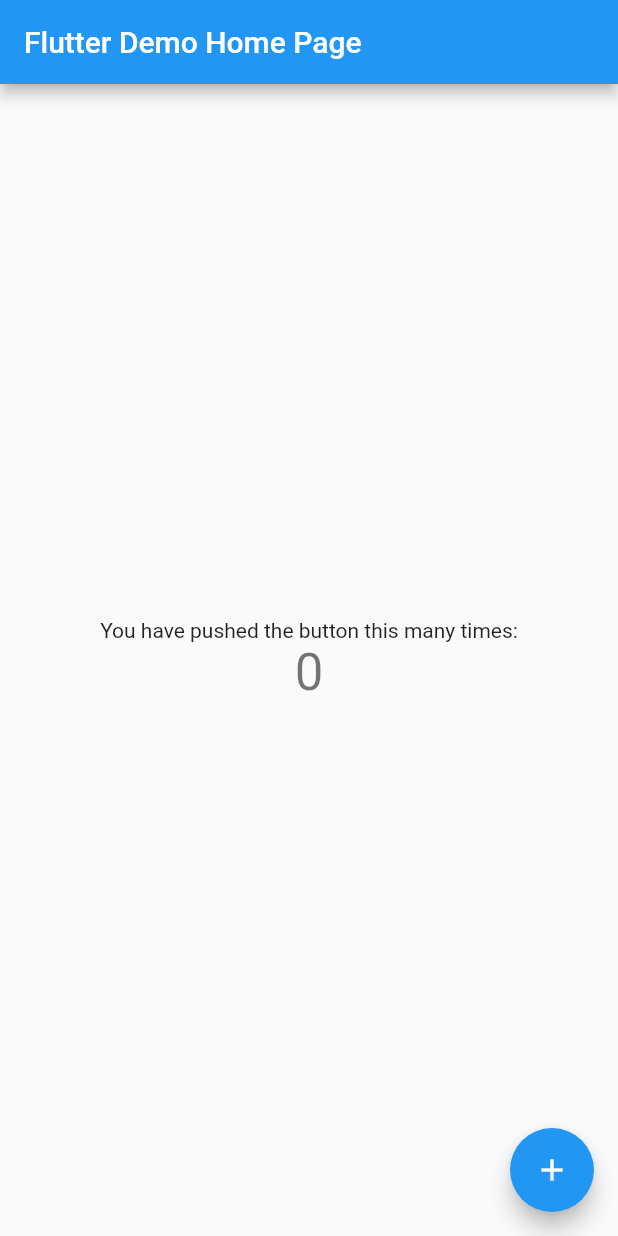
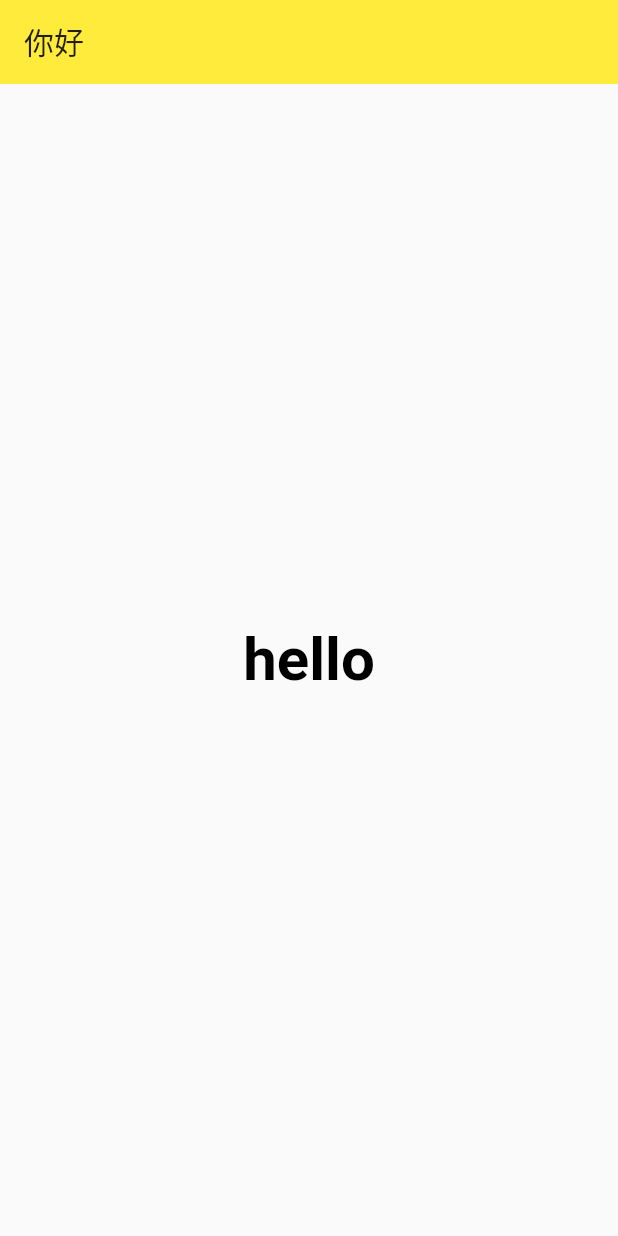
Before and after one commit to AsMisa/asuna_flutter, a Flutter app: the screen it shows after launch, on a phone screen of 412 x 824 dp. Run offline on Flutter 3.47's test engine with Material 2 defaults, Android fonts, the phone set to English and light mode, and no system bars.

Commit message:
1.在屏幕中间显示文字 2.定制界面主题

```diff
--- a/lib/main.dart
+++ b/lib/main.dart
@@ -1,103 +1,41 @@
 import 'package:flutter/material.dart';
 
-void main() => runApp(MyApp());
+void main() => runApp(App());
 
-class MyApp extends StatelessWidget {
-  // This widget is the root of your application.
+class App extends StatelessWidget {
   @override
   Widget build(BuildContext context) {
+    // TODO: implement build
+
     return MaterialApp(
-      title: 'Flutter Demo',
+      home: Scaffold(
+        appBar: AppBar(
+          title: Text('你好'),
+          elevation: 0.0,
+        ),
+        body: Hello(),
+      ),
       theme: ThemeData(
-
-        primarySwatch: Colors.blue,
+        primarySwatch: Colors.yellow
       ),
-      home: MyHomePage(title: 'Flutter Demo Home Page'),
     );
   }
 }
 
-class MyHomePage extends StatefulWidget {
-  MyHomePage({Key key, this.title}) : super(key: key);
-
-  // This widget is the home page of your application. It is stateful, meaning
-  // that it has a State object (defined below) that contains fields that affect
-  // how it looks.
-
-  // This class is the configuration for the state. It holds the values (in this
-  // case the title) provided by the parent (in this case the App widget) and
-  // used by the build method of the State. Fields in a Widget subclass are
-  // always marked "final".
-
-  final String title;
-
-  @override
-  _MyHomePageState createState() => _MyHomePageState();
-}
-
-class _MyHomePageState extends State<MyHomePage> {
-  int _counter = 0;
-
-  void _incrementCounter() {
-    setState(() {
-      // This call to setState tells the Flutter framework that something has
-      // changed in this State, which causes it to rerun the build method below
-      // so that the display can reflect the updated values. If we changed
-      // _counter without calling setState(), then the build method would not be
-      // called again, and so nothing would appear to happen.
-      _counter++;
-    });
-  }
-
+class Hello extends StatelessWidget {
   @override
   Widget build(BuildContext context) {
-    // This method is rerun every time setState is called, for instance as done
-    // by the _incrementCounter method above.
-    //
-    // The Flutter framework has been optimized to make rerunning build methods
-    // fast, so that you can just rebuild anything that needs updating rather
-    // than having to individually change instances of widgets.
-    return Scaffold(
-      appBar: AppBar(
-        // Here we take the value from the MyHomePage object that was created by
-        // the App.build method, and use it to set our appbar title.
-        title: Text(widget.title),
-      ),
-      body: Center(
-        // Center is a layout widget. It takes a single child and positions it
-        // in the middle of the parent.
-        child: Column(
-          // Column is also layout widget. It takes a list of children and
-          // arranges them vertically. By default, it sizes itself to fit its
-          // children horizontally, and tries to be as tall as its parent.
-          //
-          // Invoke "debug painting" (press "p" in the console, choose the
-          // "Toggle Debug Paint" action from the Flutter Inspector in Android
-          // Studio, or the "Toggle Debug Paint" command in Visual Studio Code)
-          // to see the wireframe for each widget.
-          //
-          // Column has various properties to control how it sizes itself and
-          // how it positions its children. Here we use mainAxisAlignment to
-          // center the children vertically; the main axis here is the vertical
-          // axis because Columns are vertical (the cross axis would be
-          // horizontal).
-          mainAxisAlignment: MainAxisAlignment.center,
-          children: <Widget>[
-            Text(
-              'You have pushed the button this many times:',
-            ),
-            Text(
-              '$_counter',
-              style: Theme.of(context).textTheme.display1,
-            ),
-          ],
+    // TODO: implement build
+    return Center(
+      child: Text(
+        'hello',
+        textDirection: TextDirection.ltr,
+        style: TextStyle(
+          fontSize: 40.0,
+          fontWeight: FontWeight.bold,
+          color: Colors.black,
         ),
       ),
-      floatingActionButton: FloatingActionButton(
-        onPressed: _incrementCounter,
-        tooltip: 'Increment',
-        child: Icon(Icons.add),
-      ), // This trailing comma makes auto-formatting nicer for build methods.
     );
   }
 }
```
